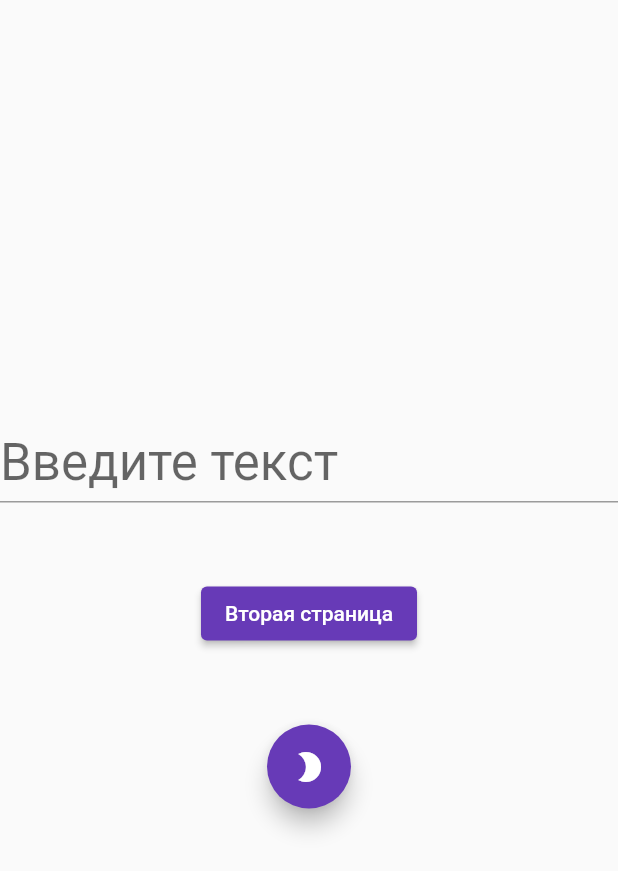
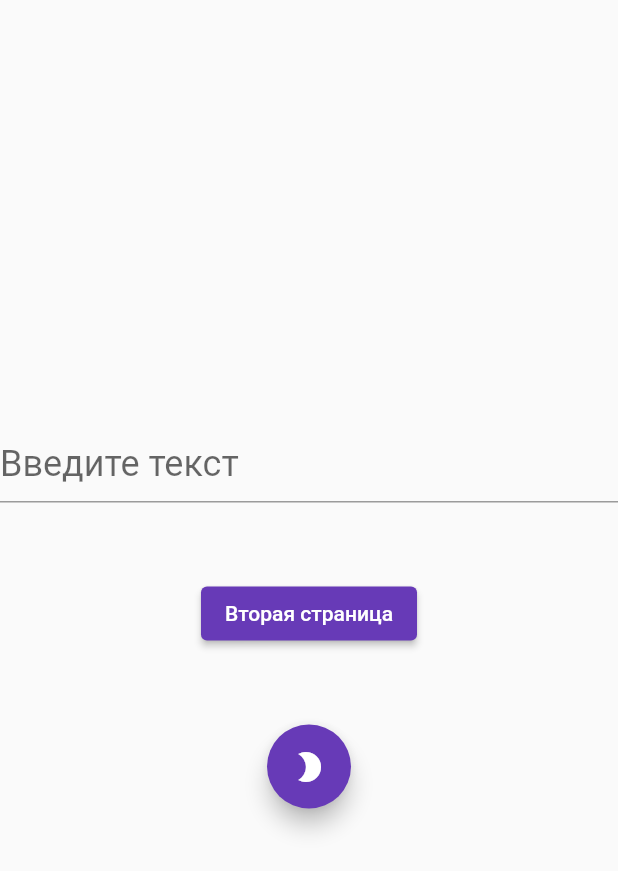
Before and after one commit to NGubanova/flutter_project, a Flutter app: the screen it shows after launch, on a phone screen of 412 x 824 dp. Shown: the top 871 px of the screen. Run offline on Flutter 3.47's test engine with Material 2 defaults, Android fonts, the phone set to English and light mode, and no system bars; our stand-ins replace bloc, flutter_bloc, shared_preferences.

Commit message:
pr5 v1.1

```diff
--- a/lib/main.dart
+++ b/lib/main.dart
@@ -81,10 +81,10 @@ class _MyHomePageState extends State<MyHomePage> {
                 height: 50,
                 child: TextField(
                   decoration: InputDecoration(
-                    labelText: 'Введите текст'
+                    hintText: 'Введите текст'
                   ),
                   controller: controller,
-                  style: Theme.of(context).textTheme.headlineMedium,
+                  style: Theme.of(context).textTheme.headlineSmall,
                 ),
               ),
               const Padding(padding: EdgeInsets.only(bottom: 50)),
@@ -98,7 +98,7 @@ class _MyHomePageState extends State<MyHomePage> {
                               builder: (_) => Screen(widget.sharedPreferences),
                             ))
                       },
-                  child: const Text('Вторая страница'),
+                  child: const Text('Вторая страницa'),
                   ),
               const Padding(padding: EdgeInsets.only(bottom: 50)),
               FloatingActionButton(
```
